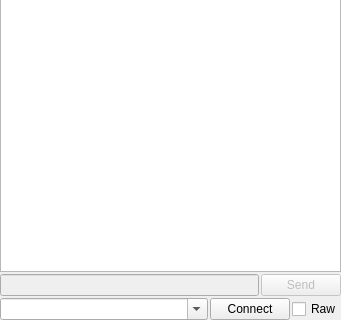
Qt form ui/DxWidget.ui (k5mcd/QLog) before a commit; both pictures show x 0 to 341 and y 191 to 511 of the 341 by 511 pixel window.
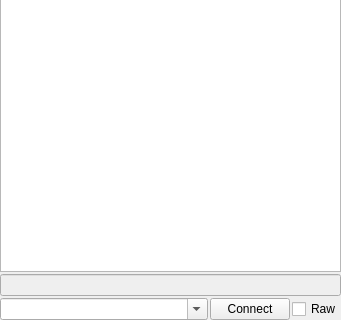
The same form after that commit. Icons and pictures are not drawn.

Commit message: DXCluster: Removed Send Button; Added tooltip for the DXC Command Line

Diff of the .ui file:
```diff
--- a/ui/DxWidget.ui
+++ b/ui/DxWidget.ui
@@ -161,18 +161,8 @@
        <property name="focusPolicy">
         <enum>Qt::ClickFocus</enum>
        </property>
-      </widget>
-     </item>
-     <item>
-      <widget class="QPushButton" name="sendButton">
-       <property name="enabled">
-        <bool>false</bool>
-       </property>
-       <property name="focusPolicy">
-        <enum>Qt::ClickFocus</enum>
-       </property>
-       <property name="text">
-        <string>Send</string>
+       <property name="toolTip">
+        <string>Send DX Cluster Command</string>
        </property>
       </widget>
      </item>
```
Left out of the diff: 16 changed lines with no effect on the pictures. The commit also changes 1 other file.
